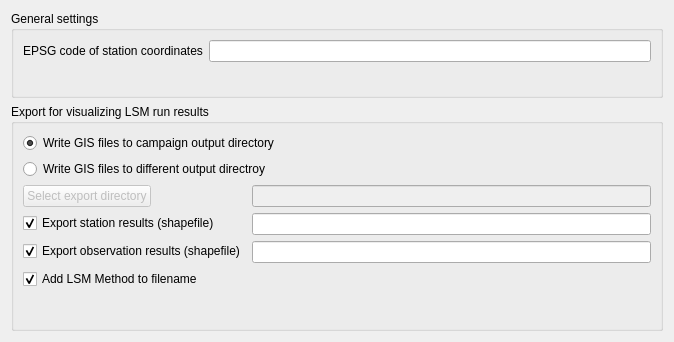
Above: gravtools/gui/dialog_gis_export_settings.ui from ahellers/GravTools before the change. Below: the same form after it.
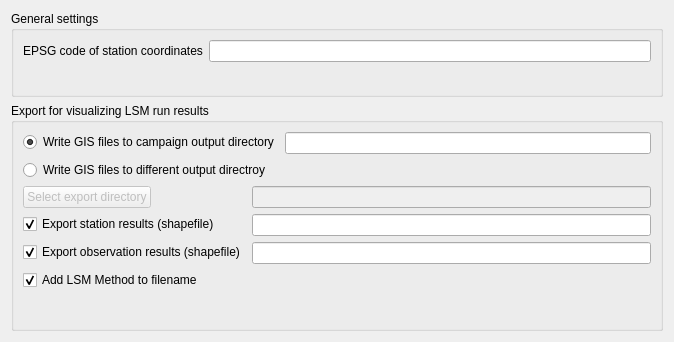
That is the form after the change.

The edit to the form file:
```diff
--- a/gravtools/gui/dialog_gis_export_settings.ui
+++ b/gravtools/gui/dialog_gis_export_settings.ui
@@ -67,6 +67,8 @@
      </property>
      <layout class="QVBoxLayout" name="verticalLayout">
       <item>
+       <layout class="QFormLayout" name="formLayout_3">
+        <item row="0" column="0">
        <widget class="QRadioButton" name="radioButton_campaign_output_dir">
         <property name="text">
          <string>Write GIS files to campaign output directory</string>
@@ -79,7 +81,14 @@
         </attribute>
        </widget>
       </item>
-      <item>
+        <item row="0" column="1">
+         <widget class="QLineEdit" name="lineEdit_output_subdir">
+          <property name="toolTip">
+           <string>&lt;html&gt;&lt;head/&gt;&lt;body&gt;&lt;p&gt;Subdirectory in the campaign's output directory for writing the results shapefiles.&lt;/p&gt;&lt;/body&gt;&lt;/html&gt;</string>
+          </property>
+         </widget>
+        </item>
+        <item row="1" column="0">
        <widget class="QRadioButton" name="radioButton_selected_output_dir">
         <property name="text">
          <string>Write GIS files to different output directroy</string>
@@ -88,6 +97,8 @@
          <string notr="true">buttonGroup_output_dir</string>
         </attribute>
        </widget>
+        </item>
+       </layout>
       </item>
       <item>
        <layout class="QFormLayout" name="formLayout">
```
Left out of the diff: 2 changed lines with no effect on the pictures. Lines whose indentation alone changed are shown as unchanged.
